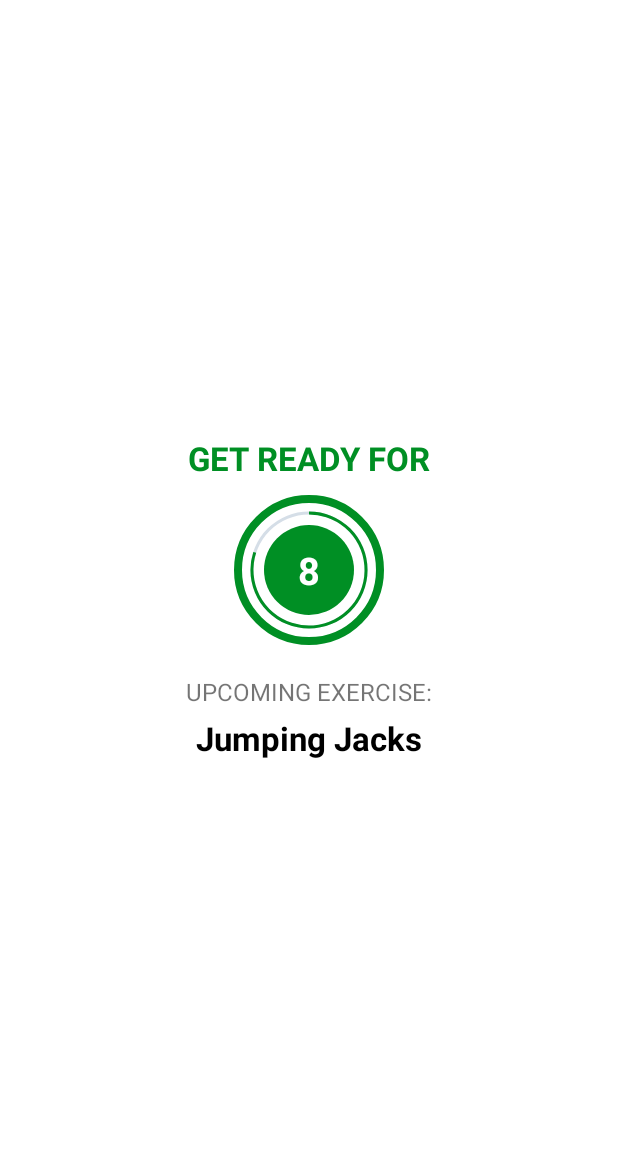
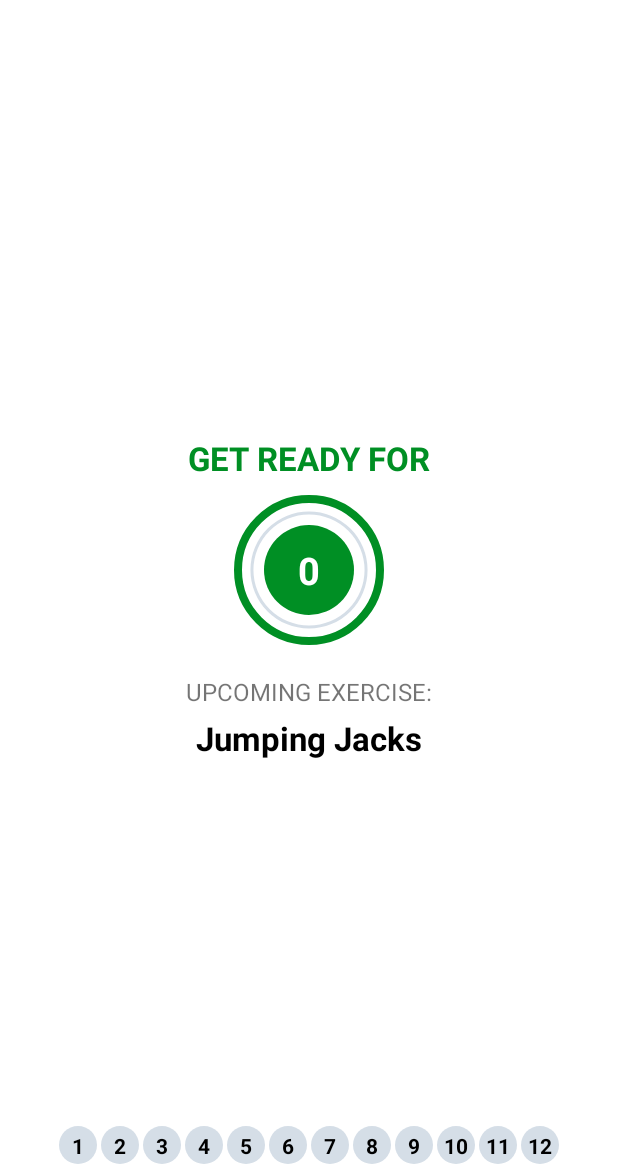
Before and after one commit to maximilian6547s/IntervalTrainingApp, an Android app: the ExerciseActivity screen opened directly, with no data from a screen before it, on a phone screen of 412 x 824 dp, the part 62-1236 px from its top. Run offline under Robolectric (Android 15) with nearby library versions, the phone set to English and light mode, and no system bars.

Commit message:
Display current exercise and finished exercised in recycler view

```diff
--- a/app/src/main/java/com/maximcuker/intervaltrainingapp/ExerciseActivity.kt
+++ b/app/src/main/java/com/maximcuker/intervaltrainingapp/ExerciseActivity.kt
@@ -8,6 +8,7 @@ import android.speech.tts.TextToSpeech
 import android.util.Log
 import android.view.View
 import android.widget.Toast
+import androidx.recyclerview.widget.LinearLayoutManager
 import kotlinx.android.synthetic.main.activity_exercise.*
 import java.util.*
 import kotlin.collections.ArrayList
@@ -20,8 +21,8 @@ class ExerciseActivity : AppCompatActivity(), TextToSpeech.OnInitListener {
     private var exerciseTimer: CountDownTimer? = null
     private var exerciseProgress = 0
 
-    private var exerciseTimerDuration: Long = 30
-    private var restTimerDuration: Long = 10
+    private var exerciseTimerDuration: Long = 3
+    private var restTimerDuration: Long = 2
 
     private var exerciseList: ArrayList<ExerciseModel>? = null
     private var currentExercisePosition = -1
@@ -29,6 +30,7 @@ class ExerciseActivity : AppCompatActivity(), TextToSpeech.OnInitListener {
     private var tts: TextToSpeech? = null
 
     private var player: MediaPlayer? = null
+    private var exerciseAdapter: ExerciseStatusAdapter? = null
 
     override fun onCreate(savedInstanceState: Bundle?) {
         super.onCreate(savedInstanceState)
@@ -48,8 +50,7 @@ class ExerciseActivity : AppCompatActivity(), TextToSpeech.OnInitListener {
 
         exerciseList = Constants.defaultExerciseList()
         setupRestView()
-
-
+        setupExerciseStatusRecyclerView()
     }
 
     //Text to speech initialization listener
@@ -104,6 +105,9 @@ class ExerciseActivity : AppCompatActivity(), TextToSpeech.OnInitListener {
 
             override fun onFinish() {
                 currentExercisePosition++
+
+                exerciseList?.get(currentExercisePosition)?.isSelected = true
+                exerciseAdapter?.notifyDataSetChanged()
                 setupExerciseView()
             }
         }.start()
@@ -119,8 +123,11 @@ class ExerciseActivity : AppCompatActivity(), TextToSpeech.OnInitListener {
             }
 
             override fun onFinish() {
-//                if (currentExercisePosition< (exerciseList?.size ?: 0)-1 ) {
-                if (currentExercisePosition < 1) {
+                if (currentExercisePosition< (exerciseList?.size ?: 0)-1 ) {
+//                if (currentExercisePosition < 1) {
+                    exerciseList?.get(currentExercisePosition)?.isSelected = false
+                    exerciseList?.get(currentExercisePosition)?.isCompleted = true
+                    exerciseAdapter?.notifyDataSetChanged()
                     setupRestView()
                 } else {
                     Toast.makeText(
@@ -174,7 +181,11 @@ class ExerciseActivity : AppCompatActivity(), TextToSpeech.OnInitListener {
             exerciseList?.get(currentExercisePosition)?.image ?: R.drawable.ic_jumping_jacks
         )
         tvExerciseName.text = exerciseList?.get(currentExercisePosition)?.name
+    }
 
-
+    private fun setupExerciseStatusRecyclerView() {
+        rvExerciseStatus.layoutManager = LinearLayoutManager(this,LinearLayoutManager.HORIZONTAL,false)
+        exerciseAdapter = ExerciseStatusAdapter(exerciseList!!,this)
+        rvExerciseStatus.adapter = exerciseAdapter
     }
 }
--- a/app/src/main/java/com/maximcuker/intervaltrainingapp/ExerciseStatusAdapter.kt
+++ b/app/src/main/java/com/maximcuker/intervaltrainingapp/ExerciseStatusAdapter.kt
@@ -4,6 +4,7 @@ import android.content.Context
 import android.view.LayoutInflater
 import android.view.View
 import android.view.ViewGroup
+import androidx.core.content.ContextCompat
 import androidx.recyclerview.widget.RecyclerView
 import kotlinx.android.synthetic.main.item_exercise_status.view.*
 
@@ -16,6 +17,18 @@ class ExerciseStatusAdapter(val items:ArrayList<ExerciseModel>, val context:Cont
     override fun onBindViewHolder(holder: ViewHolder, position: Int) {
         val model: ExerciseModel = items[position]
         holder.tvItem.text = model.id.toString()
+
+        if (model.isSelected) {
+            holder.tvItem.background = ContextCompat.getDrawable(context, R.drawable.item_circular_thin_color_accent_background)
+            holder.tvItem.setTextColor(ContextCompat.getColor(context,R.color.black))
+        } else if (model.isCompleted) {
+            holder.tvItem.background = ContextCompat.getDrawable(context, R.drawable.item_circular_color_accent_background)
+            holder.tvItem.setTextColor(ContextCompat.getColor(context,R.color.white))
+        } else {
+            holder.tvItem.background = ContextCompat.getDrawable(context, R.drawable.item_circular_color_gray_background)
+            holder.tvItem.setTextColor(ContextCompat.getColor(context,R.color.black))
+
+        }
     }
 
     override fun getItemCount(): Int {
--- /dev/null
+++ b/app/src/main/res/drawable/item_circular_thin_color_accent_background.xml
@@ -0,0 +1,9 @@
+<?xml version="1.0" encoding="utf-8"?>
+<shape xmlns:android="http://schemas.android.com/apk/res/android"
+    android:shape="oval">
+    <stroke android:width="0.5dp"
+        android:color="@color/colorAccent"/>
+
+    <solid android:color="@android:color/white"/>
+
+</shape>
--- a/app/src/main/res/layout/activity_exercise.xml
+++ b/app/src/main/res/layout/activity_exercise.xml
@@ -94,7 +94,8 @@
         android:layout_width="match_parent"
         android:layout_height="match_parent"
         android:layout_below="@id/toolbarExerciseActivity"
-        android:gravity="center"
+        android:layout_above="@id/rvExerciseStatus"
+        android:gravity="bottom|center_horizontal"
         android:orientation="vertical"
         android:visibility="gone"
         tools:visibility="visible">
```
